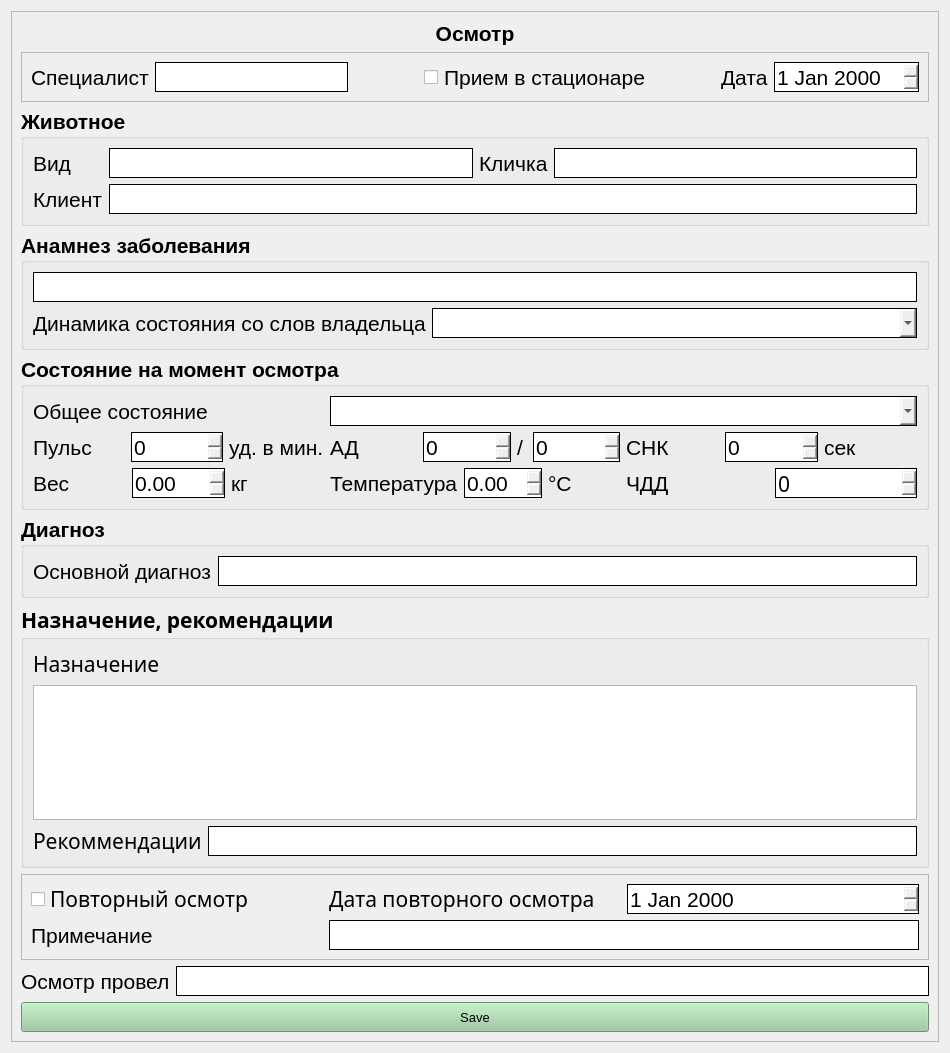
Before: the Qt Designer form vet/vetclient/src/ui/visit.ui in Painted-Black/BMSTU-DB-CourseWork, drawn with Qt 5.
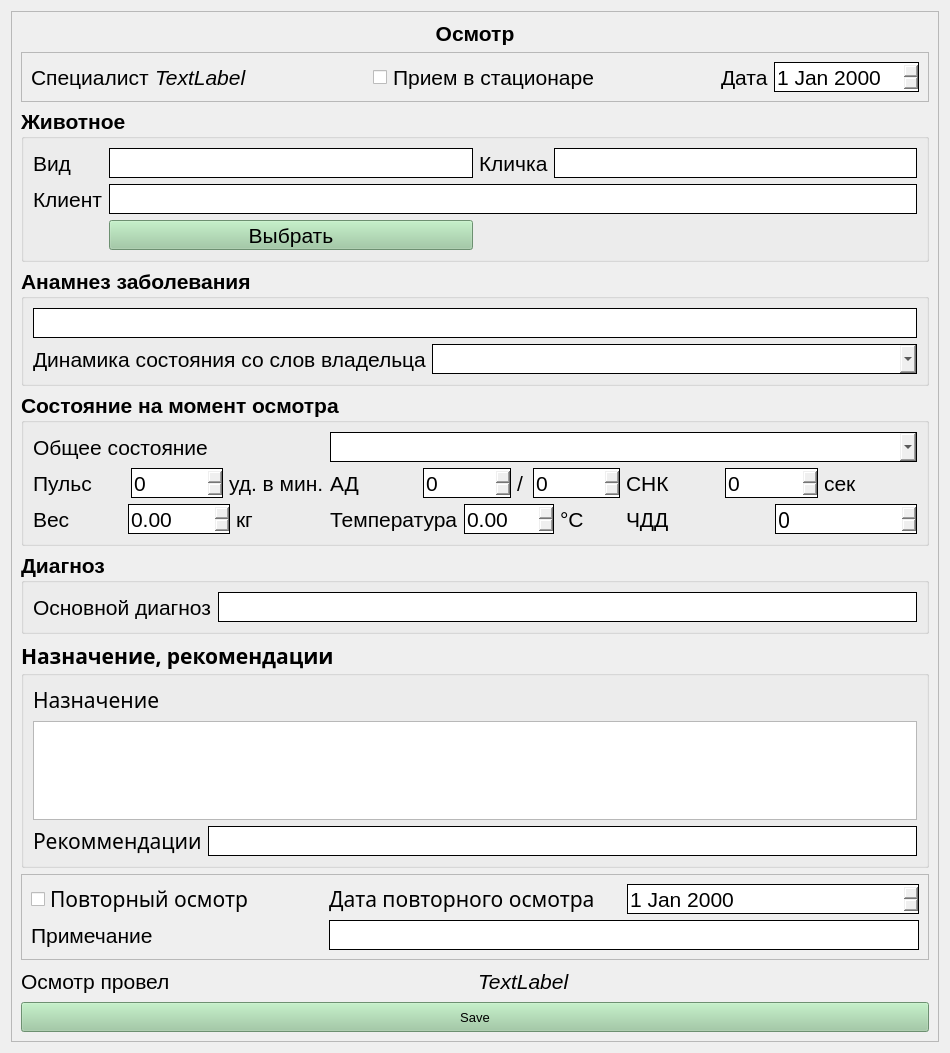
After: the same form once the commit is applied.

Commit message: Add New Visit Widget

```diff
--- a/vet/vetclient/src/ui/visit.ui
+++ b/vet/vetclient/src/ui/visit.ui
@@ -66,23 +66,6 @@
 		  <enum>QFrame::Raised</enum>
 		 </property>
 		 <layout class="QGridLayout" name="gridLayout_2">
-		  <item row="0" column="6">
-		   <widget class="QDateEdit" name="visit_date_dateEdit">
-			<property name="minimumSize">
-			 <size>
-			  <width>0</width>
-			  <height>30</height>
-			 </size>
-			</property>
-			<property name="styleSheet">
-			 <string notr="true"> QDateEdit {
-	  border-width: 1px;
-	  border-style: solid;
-	  border-radius: 0px;
-  }</string>
-			</property>
-		   </widget>
-		  </item>
 		  <item row="0" column="3">
 		   <widget class="QCheckBox" name="ambularory_checkBox">
 			<property name="minimumSize">
@@ -103,24 +86,8 @@
 			</property>
 		   </widget>
 		  </item>
-		  <item row="0" column="2">
-		   <spacer name="horizontalSpacer_2">
-			<property name="orientation">
-			 <enum>Qt::Horizontal</enum>
-			</property>
-			<property name="sizeHint" stdset="0">
-			 <size>
-			  <width>40</width>
-			  <height>20</height>
-			 </size>
-			</property>
-		   </spacer>
-		  </item>
-		  <item row="0" column="1">
-		   <widget class="QLineEdit" name="specialist_lineEdit">
-			<property name="enabled">
-			 <bool>false</bool>
-			</property>
+          <item row="0" column="6">
+           <widget class="QDateEdit" name="visit_date_dateEdit">
 			<property name="minimumSize">
 			 <size>
 			  <width>0</width>
@@ -128,7 +95,7 @@
 			 </size>
 			</property>
 			<property name="styleSheet">
-			 <string notr="true"> QLineEdit {
+             <string notr="true"> QDateEdit {
 	  border-width: 1px;
 	  border-style: solid;
 	  border-radius: 0px;
@@ -136,32 +103,6 @@
 			</property>
 		   </widget>
 		  </item>
-		  <item row="0" column="0">
-		   <widget class="QLabel" name="specialist_label">
-			<property name="minimumSize">
-			 <size>
-			  <width>0</width>
-			  <height>30</height>
-			 </size>
-			</property>
-			<property name="text">
-			 <string>Специалист</string>
-			</property>
-		   </widget>
-		  </item>
-		  <item row="0" column="4">
-		   <spacer name="horizontalSpacer">
-			<property name="orientation">
-			 <enum>Qt::Horizontal</enum>
-			</property>
-			<property name="sizeHint" stdset="0">
-			 <size>
-			  <width>40</width>
-			  <height>20</height>
-			 </size>
-			</property>
-		   </spacer>
-		  </item>
 		  <item row="0" column="5">
 		   <widget class="QLabel" name="date_label">
 			<property name="minimumSize">
@@ -175,6 +116,63 @@
 			</property>
 		   </widget>
 		  </item>
+          <item row="0" column="4">
+           <spacer name="horizontalSpacer">
+            <property name="orientation">
+             <enum>Qt::Horizontal</enum>
+            </property>
+            <property name="sizeHint" stdset="0">
+             <size>
+              <width>40</width>
+              <height>20</height>
+             </size>
+            </property>
+           </spacer>
+          </item>
+          <item row="0" column="0">
+           <widget class="QLabel" name="specialist_label">
+            <property name="minimumSize">
+             <size>
+              <width>0</width>
+              <height>30</height>
+             </size>
+            </property>
+            <property name="text">
+             <string>Специалист</string>
+            </property>
+           </widget>
+          </item>
+          <item row="0" column="2">
+           <spacer name="horizontalSpacer_2">
+            <property name="orientation">
+             <enum>Qt::Horizontal</enum>
+            </property>
+            <property name="sizeHint" stdset="0">
+             <size>
+              <width>40</width>
+              <height>20</height>
+             </size>
+            </property>
+           </spacer>
+          </item>
+          <item row="0" column="1">
+           <widget class="QLabel" name="input_specialist_label">
+            <property name="minimumSize">
+             <size>
+              <width>0</width>
+              <height>30</height>
+             </size>
+            </property>
+            <property name="font">
+             <font>
+              <italic>true</italic>
+             </font>
+            </property>
+            <property name="text">
+             <string>TextLabel</string>
+            </property>
+           </widget>
+          </item>
 		 </layout>
 		</widget>
 	   </item>
@@ -219,28 +217,6 @@
 			</property>
 		   </widget>
 		  </item>
-		  <item row="2" column="1" colspan="3">
-		   <widget class="QLineEdit" name="client_lineEdit">
-			<property name="minimumSize">
-			 <size>
-			  <width>0</width>
-			  <height>30</height>
-			 </size>
-			</property>
-			<property name="font">
-			 <font>
-			  <pointsize>16</pointsize>
-			 </font>
-			</property>
-			<property name="styleSheet">
-			 <string notr="true"> QLineEdit {
-	  border-width: 1px;
-	  border-style: solid;
-	  border-radius: 0px;
-  }</string>
-			</property>
-		   </widget>
-		  </item>
 		  <item row="0" column="2">
 		   <widget class="QLabel" name="name_label">
 			<property name="minimumSize">
@@ -283,6 +259,50 @@
 			</property>
 		   </widget>
 		  </item>
+          <item row="0" column="1">
+           <widget class="QLineEdit" name="species_lineEdit">
+            <property name="minimumSize">
+             <size>
+              <width>0</width>
+              <height>30</height>
+             </size>
+            </property>
+            <property name="font">
+             <font>
+              <pointsize>16</pointsize>
+             </font>
+            </property>
+            <property name="styleSheet">
+             <string notr="true"> QLineEdit {
+	  border-width: 1px;
+	  border-style: solid;
+	  border-radius: 0px;
+  }</string>
+            </property>
+           </widget>
+          </item>
+          <item row="2" column="1" colspan="3">
+           <widget class="QLineEdit" name="client_lineEdit">
+            <property name="minimumSize">
+             <size>
+              <width>0</width>
+              <height>30</height>
+             </size>
+            </property>
+            <property name="font">
+             <font>
+              <pointsize>16</pointsize>
+             </font>
+            </property>
+            <property name="styleSheet">
+             <string notr="true"> QLineEdit {
+	  border-width: 1px;
+	  border-style: solid;
+	  border-radius: 0px;
+  }</string>
+            </property>
+           </widget>
+          </item>
 		  <item row="0" column="0">
 		   <widget class="QLabel" name="species_label">
 			<property name="minimumSize">
@@ -304,25 +324,464 @@
 			</property>
 		   </widget>
 		  </item>
-		  <item row="0" column="1">
-		   <widget class="QLineEdit" name="species_lineEdit">
+          <item row="3" column="1">
+           <widget class="QPushButton" name="chose_animal_pushButton">
 			<property name="minimumSize">
 			 <size>
 			  <width>0</width>
 			  <height>30</height>
 			 </size>
 			</property>
+            <property name="palette">
+             <palette>
+              <active>
+               <colorrole role="WindowText">
+                <brush brushstyle="SolidPattern">
+                 <color alpha="255">
+                  <red>0</red>
+                  <green>0</green>
+                  <blue>0</blue>
+                 </color>
+                </brush>
+               </colorrole>
+               <colorrole role="Button">
+                <brush brushstyle="SolidPattern">
+                 <color alpha="255">
+                  <red>153</red>
+                  <green>201</green>
+                  <blue>158</blue>
+                 </color>
+                </brush>
+               </colorrole>
+               <colorrole role="Light">
+                <brush brushstyle="SolidPattern">
+                 <color alpha="255">
+                  <red>241</red>
+                  <green>255</green>
+                  <blue>243</blue>
+                 </color>
+                </brush>
+               </colorrole>
+               <colorrole role="Midlight">
+                <brush brushstyle="SolidPattern">
+                 <color alpha="255">
+                  <red>197</red>
+                  <green>228</green>
+                  <blue>200</blue>
+                 </color>
+                </brush>
+               </colorrole>
+               <colorrole role="Dark">
+                <brush brushstyle="SolidPattern">
+                 <color alpha="255">
+                  <red>76</red>
+                  <green>100</green>
+                  <blue>79</blue>
+                 </color>
+                </brush>
+               </colorrole>
+               <colorrole role="Mid">
+                <brush brushstyle="SolidPattern">
+                 <color alpha="255">
+                  <red>102</red>
+                  <green>134</green>
+                  <blue>105</blue>
+                 </color>
+                </brush>
+               </colorrole>
+               <colorrole role="Text">
+                <brush brushstyle="SolidPattern">
+                 <color alpha="255">
+                  <red>0</red>
+                  <green>0</green>
+                  <blue>0</blue>
+                 </color>
+                </brush>
+               </colorrole>
+               <colorrole role="BrightText">
+                <brush brushstyle="SolidPattern">
+                 <color alpha="255">
+                  <red>255</red>
+                  <green>255</green>
+                  <blue>255</blue>
+                 </color>
+                </brush>
+               </colorrole>
+               <colorrole role="ButtonText">
+                <brush brushstyle="SolidPattern">
+                 <color alpha="255">
+                  <red>0</red>
+                  <green>0</green>
+                  <blue>0</blue>
+                 </color>
+                </brush>
+               </colorrole>
+               <colorrole role="Base">
+                <brush brushstyle="SolidPattern">
+                 <color alpha="255">
+                  <red>255</red>
+                  <green>255</green>
+                  <blue>255</blue>
+                 </color>
+                </brush>
+               </colorrole>
+               <colorrole role="Window">
+                <brush brushstyle="SolidPattern">
+                 <color alpha="255">
+                  <red>153</red>
+                  <green>201</green>
+                  <blue>158</blue>
+                 </color>
+                </brush>
+               </colorrole>
+               <colorrole role="Shadow">
+                <brush brushstyle="SolidPattern">
+                 <color alpha="255">
+                  <red>0</red>
+                  <green>0</green>
+                  <blue>0</blue>
+                 </color>
+                </brush>
+               </colorrole>
+               <colorrole role="AlternateBase">
+                <brush brushstyle="SolidPattern">
+                 <color alpha="255">
+                  <red>204</red>
+                  <green>228</green>
+                  <blue>206</blue>
+                 </color>
+                </brush>
+               </colorrole>
+               <colorrole role="ToolTipBase">
+                <brush brushstyle="SolidPattern">
+                 <color alpha="255">
+                  <red>255</red>
+                  <green>255</green>
+                  <blue>220</blue>
+                 </color>
+                </brush>
+               </colorrole>
+               <colorrole role="ToolTipText">
+                <brush brushstyle="SolidPattern">
+                 <color alpha="255">
+                  <red>0</red>
+                  <green>0</green>
+                  <blue>0</blue>
+                 </color>
+                </brush>
+               </colorrole>
+               <colorrole role="PlaceholderText">
+                <brush brushstyle="SolidPattern">
+                 <color alpha="128">
+                  <red>0</red>
+                  <green>0</green>
+                  <blue>0</blue>
+                 </color>
+                </brush>
+               </colorrole>
+              </active>
+              <inactive>
+               <colorrole role="WindowText">
+                <brush brushstyle="SolidPattern">
+                 <color alpha="255">
+                  <red>0</red>
+                  <green>0</green>
+                  <blue>0</blue>
+                 </color>
+                </brush>
+               </colorrole>
+               <colorrole role="Button">
+                <brush brushstyle="SolidPattern">
+                 <color alpha="255">
+                  <red>153</red>
+                  <green>201</green>
+                  <blue>158</blue>
+                 </color>
+                </brush>
+               </colorrole>
+               <colorrole role="Light">
+                <brush brushstyle="SolidPattern">
+                 <color alpha="255">
+                  <red>241</red>
+                  <green>255</green>
+                  <blue>243</blue>
+                 </color>
+                </brush>
+               </colorrole>
+               <colorrole role="Midlight">
+                <brush brushstyle="SolidPattern">
+                 <color alpha="255">
+                  <red>197</red>
+                  <green>228</green>
+                  <blue>200</blue>
+                 </color>
+                </brush>
+               </colorrole>
+               <colorrole role="Dark">
+                <brush brushstyle="SolidPattern">
+                 <color alpha="255">
+                  <red>76</red>
+                  <green>100</green>
+                  <blue>79</blue>
+                 </color>
+                </brush>
+               </colorrole>
+               <colorrole role="Mid">
+                <brush brushstyle="SolidPattern">
+                 <color alpha="255">
+                  <red>102</red>
+                  <green>134</green>
+                  <blue>105</blue>
+                 </color>
+                </brush>
+               </colorrole>
+               <colorrole role="Text">
+                <brush brushstyle="SolidPattern">
+                 <color alpha="255">
+                  <red>0</red>
+                  <green>0</green>
+                  <blue>0</blue>
+                 </color>
+                </brush>
+               </colorrole>
+               <colorrole role="BrightText">
+                <brush brushstyle="SolidPattern">
+                 <color alpha="255">
+                  <red>255</red>
+                  <green>255</green>
+                  <blue>255</blue>
+                 </color>
+                </brush>
+               </colorrole>
+               <colorrole role="ButtonText">
+                <brush brushstyle="SolidPattern">
+                 <color alpha="255">
+                  <red>0</red>
+                  <green>0</green>
+                  <blue>0</blue>
+                 </color>
+                </brush>
+               </colorrole>
+               <colorrole role="Base">
+                <brush brushstyle="SolidPattern">
+                 <color alpha="255">
+                  <red>255</red>
+                  <green>255</green>
+                  <blue>255</blue>
+                 </color>
+                </brush>
+               </colorrole>
+               <colorrole role="Window">
+                <brush brushstyle="SolidPattern">
+                 <color alpha="255">
+                  <red>153</red>
+                  <green>201</green>
+                  <blue>158</blue>
+                 </color>
+                </brush>
+               </colorrole>
+               <colorrole role="Shadow">
+                <brush brushstyle="SolidPattern">
+                 <color alpha="255">
+                  <red>0</red>
+                  <green>0</green>
+                  <blue>0</blue>
+                 </color>
+                </brush>
+               </colorrole>
+               <colorrole role="AlternateBase">
+                <brush brushstyle="SolidPattern">
+                 <color alpha="255">
+                  <red>204</red>
+                  <green>228</green>
+                  <blue>206</blue>
+                 </color>
+                </brush>
+               </colorrole>
+               <colorrole role="ToolTipBase">
+                <brush brushstyle="SolidPattern">
+                 <color alpha="255">
+                  <red>255</red>
+                  <green>255</green>
+                  <blue>220</blue>
+                 </color>
+                </brush>
+               </colorrole>
+               <colorrole role="ToolTipText">
+                <brush brushstyle="SolidPattern">
+                 <color alpha="255">
+                  <red>0</red>
+                  <green>0</green>
+                  <blue>0</blue>
+                 </color>
+                </brush>
+               </colorrole>
+               <colorrole role="PlaceholderText">
+                <brush brushstyle="SolidPattern">
+                 <color alpha="128">
+                  <red>0</red>
+                  <green>0</green>
+                  <blue>0</blue>
+                 </color>
+                </brush>
+               </colorrole>
+              </inactive>
+              <disabled>
+               <colorrole role="WindowText">
+                <brush brushstyle="SolidPattern">
+                 <color alpha="255">
+                  <red>76</red>
+                  <green>100</green>
+                  <blue>79</blue>
+                 </color>
+                </brush>
+               </colorrole>
+               <colorrole role="Button">
+                <brush brushstyle="SolidPattern">
+                 <color alpha="255">
+                  <red>153</red>
+                  <green>201</green>
+                  <blue>158</blue>
+                 </color>
+                </brush>
+               </colorrole>
+               <colorrole role="Light">
+                <brush brushstyle="SolidPattern">
+                 <color alpha="255">
+                  <red>241</red>
+                  <green>255</green>
+                  <blue>243</blue>
+                 </color>
+                </brush>
+               </colorrole>
+               <colorrole role="Midlight">
+                <brush brushstyle="SolidPattern">
+                 <color alpha="255">
+                  <red>197</red>
+                  <green>228</green>
+                  <blue>200</blue>
+                 </color>
+                </brush>
+               </colorrole>
+               <colorrole role="Dark">
+                <brush brushstyle="SolidPattern">
+                 <color alpha="255">
+                  <red>76</red>
+                  <green>100</green>
+                  <blue>79</blue>
+                 </color>
+                </brush>
+               </colorrole>
+               <colorrole role="Mid">
+                <brush brushstyle="SolidPattern">
+                 <color alpha="255">
+                  <red>102</red>
+                  <green>134</green>
+                  <blue>105</blue>
+                 </color>
+                </brush>
+               </colorrole>
+               <colorrole role="Text">
+                <brush brushstyle="SolidPattern">
+                 <color alpha="255">
+                  <red>76</red>
+                  <green>100</green>
+                  <blue>79</blue>
+                 </color>
+                </brush>
+               </colorrole>
+               <colorrole role="BrightText">
+                <brush brushstyle="SolidPattern">
+                 <color alpha="255">
+                  <red>255</red>
+                  <green>255</green>
+                  <blue>255</blue>
+                 </color>
+                </brush>
+               </colorrole>
+               <colorrole role="ButtonText">
+                <brush brushstyle="SolidPattern">
+                 <color alpha="255">
+                  <red>76</red>
+                  <green>100</green>
+                  <blue>79</blue>
+                 </color>
+                </brush>
+               </colorrole>
+               <colorrole role="Base">
+                <brush brushstyle="SolidPattern">
+                 <color alpha="255">
+                  <red>153</red>
+                  <green>201</green>
+                  <blue>158</blue>
+                 </color>
+                </brush>
+               </colorrole>
+               <colorrole role="Window">
+                <brush brushstyle="SolidPattern">
+                 <color alpha="255">
+                  <red>153</red>
+                  <green>201</green>
+                  <blue>158</blue>
+                 </color>
+                </brush>
+               </colorrole>
+               <colorrole role="Shadow">
+                <brush brushstyle="SolidPattern">
+                 <color alpha="255">
+                  <red>0</red>
+                  <green>0</green>
+                  <blue>0</blue>
+                 </color>
+                </brush>
+               </colorrole>
+               <colorrole role="AlternateBase">
+                <brush brushstyle="SolidPattern">
+                 <color alpha="255">
+                  <red>153</red>
+                  <green>201</green>
+                  <blue>158</blue>
+                 </color>
+                </brush>
+               </colorrole>
+               <colorrole role="ToolTipBase">
+                <brush brushstyle="SolidPattern">
+                 <color alpha="255">
+                  <red>255</red>
+                  <green>255</green>
+                  <blue>220</blue>
+                 </color>
+                </brush>
+               </colorrole>
+               <colorrole role="ToolTipText">
+                <brush brushstyle="SolidPattern">
+                 <color alpha="255">
+                  <red>0</red>
+                  <green>0</green>
+                  <blue>0</blue>
+                 </color>
+                </brush>
+               </colorrole>
+               <colorrole role="PlaceholderText">
+                <brush brushstyle="SolidPattern">
+                 <color alpha="128">
+                  <red>0</red>
+                  <green>0</green>
+                  <blue>0</blue>
+                 </color>
+                </brush>
+               </colorrole>
+              </disabled>
+             </palette>
+            </property>
 			<property name="font">
 			 <font>
-			  <pointsize>16</pointsize>
-			 </font>
-			</property>
-			<property name="styleSheet">
-			 <string notr="true"> QLineEdit {
-	  border-width: 1px;
-	  border-style: solid;
-	  border-radius: 0px;
-  }</string>
+              <weight>50</weight>
+              <bold>false</bold>
+             </font>
+            </property>
+            <property name="text">
+             <string>Выбрать</string>
 			</property>
 		   </widget>
 		  </item>
@@ -506,6 +965,9 @@
 				<kerning>true</kerning>
 			   </font>
 			  </property>
+              <property name="maximum">
+               <number>300</number>
+              </property>
 			 </widget>
 			</item>
 		   </layout>
@@ -622,6 +1084,9 @@
 	  border-radius: 0px;
   }</string>
 			  </property>
+              <property name="maximum">
+               <number>400</number>
+              </property>
 			 </widget>
 			</item>
 			<item>
@@ -672,6 +1137,9 @@
 	  border-radius: 0px;
   }</string>
 			  </property>
+              <property name="maximum">
+               <number>400</number>
+              </property>
 			 </widget>
 			</item>
 		   </layout>
@@ -713,6 +1181,9 @@
 				<bold>false</bold>
 			   </font>
 			  </property>
+              <property name="maximum">
+               <number>300</number>
+              </property>
 			 </widget>
 			</item>
 			<item>
@@ -781,6 +1252,9 @@
 	  border-radius: 0px;
   }</string>
 			  </property>
+              <property name="maximum">
+               <double>100.000000000000000</double>
+              </property>
 			 </widget>
 			</item>
 			<item>
@@ -849,6 +1323,9 @@
 	  border-radius: 0px;
   }</string>
 			  </property>
+              <property name="maximum">
+               <double>3000.000000000000000</double>
+              </property>
 			 </widget>
 			</item>
 			<item>
@@ -1161,10 +1638,7 @@
 		  </widget>
 		 </item>
 		 <item>
-		  <widget class="QLineEdit" name="visit_by_lineEdit">
-		   <property name="enabled">
-			<bool>false</bool>
-		   </property>
+          <widget class="QLabel" name="input_visit_by_label">
 		   <property name="minimumSize">
 			<size>
 			 <width>0</width>
@@ -1174,14 +1648,11 @@
 		   <property name="font">
 			<font>
 			 <pointsize>16</pointsize>
-			</font>
-		   </property>
-		   <property name="styleSheet">
-			<string notr="true"> QLineEdit {
-	  border-width: 1px;
-	  border-style: solid;
-	  border-radius: 0px;
-  }</string>
+             <italic>true</italic>
+            </font>
+           </property>
+           <property name="text">
+            <string>TextLabel</string>
 		   </property>
 		  </widget>
 		 </item>
```
Left out of the diff: 3 changed lines with no effect on the pictures. Lines whose indentation alone changed are shown as unchanged. The commit also changes 7 other files.
